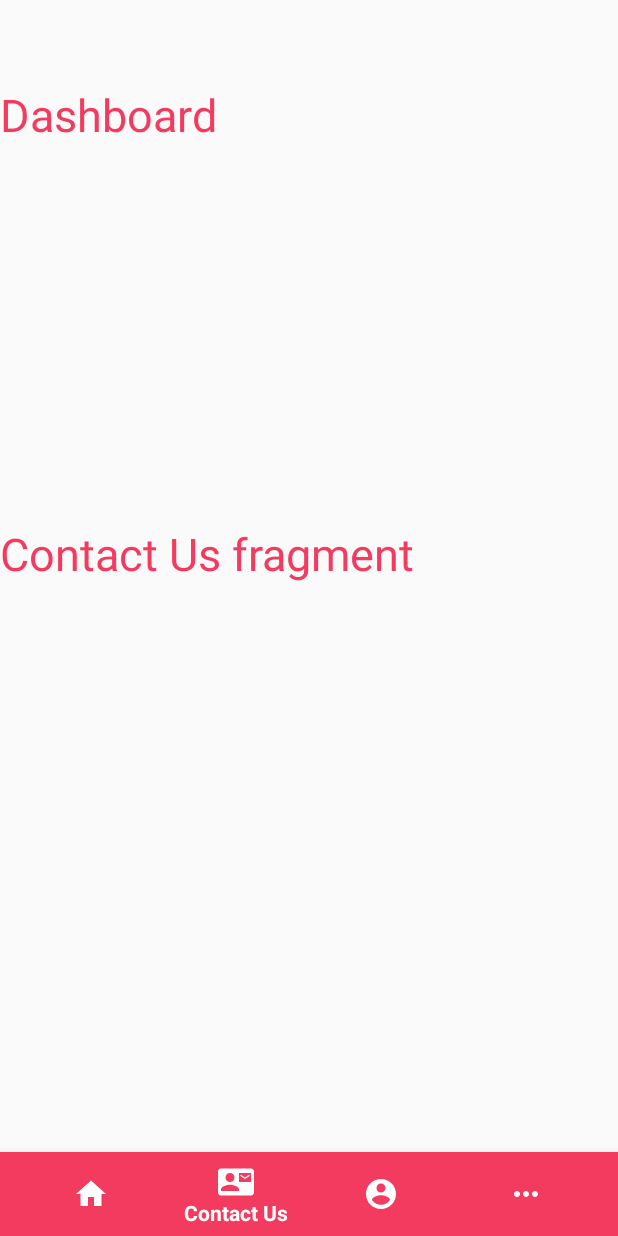
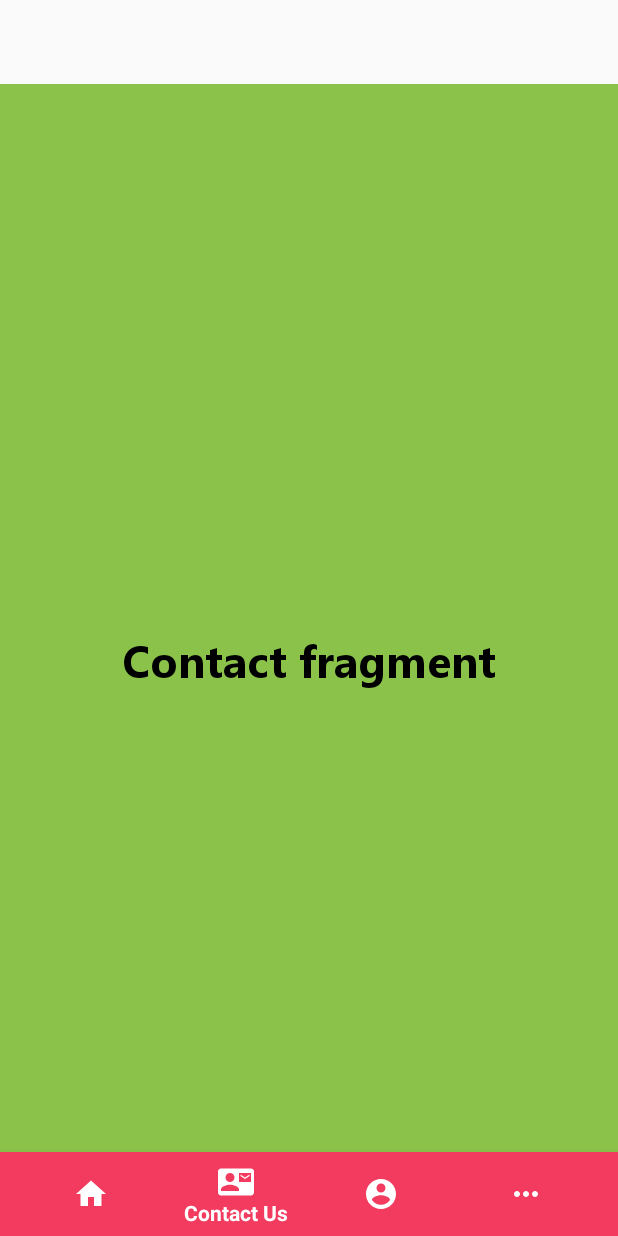
Before and after one commit to Abhi73017/CollegeBuddy, an Android app: the dashboard screen opened directly, with no data from a screen before it, item 2 of the bottom bar chosen, on a phone screen of 412 x 824 dp. Run offline under Robolectric (Android 15) with nearby library versions, the light colour scheme and no system bars; our stand-ins replace navigation-ui.

Commit message:
changed to constraint

```diff
--- a/app/src/main/java/com/example/collegebuddy/dashboard.kt
+++ b/app/src/main/java/com/example/collegebuddy/dashboard.kt
@@ -16,6 +16,13 @@
     override fun onCreate(savedInstanceState: Bundle?) {
         super.onCreate(savedInstanceState)
         setContentView(R.layout.activity_dashboard)
+
+        var fragment:Fragment? = null
+        fragment = fragment_home()
+        val transaction = supportFragmentManager.beginTransaction()
+        transaction.replace(R.id.fragment_container, fragment)
+        transaction.commit()
+
 
         val navigation: BottomNavigationView = findViewById(R.id.nav_view)
         navigation.setOnNavigationItemSelectedListener(this)
--- a/app/src/main/res/layout/activity_dashboard.xml
+++ b/app/src/main/res/layout/activity_dashboard.xml
@@ -9,16 +9,8 @@
     <FrameLayout
         android:id="@+id/fragment_container"
         android:layout_width="match_parent"
-        android:layout_height="match_parent"
-        android:layout_marginBottom="56dp">
+        android:layout_height="match_parent">
 
-        <TextView
-            android:id="@+id/textView7"
-            android:layout_width="wrap_content"
-            android:layout_height="wrap_content"
-            android:text="Dashboard"
-            android:textColor="@color/colorPrimary"
-            android:textSize="30sp" />
     </FrameLayout>
 
     <com.google.android.material.bottomnavigation.BottomNavigationView
--- a/app/src/main/res/layout/fragment_contact_us.xml
+++ b/app/src/main/res/layout/fragment_contact_us.xml
@@ -1,20 +1,24 @@
 <?xml version="1.0" encoding="utf-8"?>
-<RelativeLayout xmlns:android="http://schemas.android.com/apk/res/android"
-    android:layout_width="match_parent" android:layout_height="match_parent"
-    android:orientation="vertical">
+<androidx.constraintlayout.widget.ConstraintLayout xmlns:android="http://schemas.android.com/apk/res/android"
+    xmlns:app="http://schemas.android.com/apk/res-auto"
+    xmlns:tools="http://schemas.android.com/tools"
+    android:layout_width="match_parent"
+    android:layout_height="match_parent">
 
     <TextView
-        android:id="@+id/textView2"
-        android:layout_width="353dp"
-        android:layout_height="93dp"
+        android:id="@+id/text_home"
+        android:layout_width="match_parent"
+        android:layout_height="match_parent"
 
-        android:layout_alignParentStart="true"
-        android:layout_alignParentEnd="true"
-        android:layout_alignParentBottom="true"
-        android:layout_marginStart="0dp"
-        android:layout_marginEnd="58dp"
-        android:layout_marginBottom="326dp"
-        android:text="Contact Us fragment"
-        android:textColor="@color/colorPrimary"
-        android:textSize="30sp" />
-</RelativeLayout>
+        android:background="#8BC34A"
+        android:fontFamily="@font/bold"
+        android:gravity="center"
+        android:text="Contact fragment"
+        android:textAlignment="center"
+        android:textColor="@color/black"
+        android:textSize="30sp"
+        app:layout_constraintBottom_toBottomOf="@+id/nav_view"
+        app:layout_constraintEnd_toEndOf="parent"
+        app:layout_constraintStart_toStartOf="parent"
+        app:layout_constraintTop_toTopOf="parent" />
+</androidx.constraintlayout.widget.ConstraintLayout>
```
Also changed, not shown: app/src/main/res/layout/fragment_home.xml (+11 -11 lines), app/src/main/res/layout/fragment_more.xml (+20 -15 lines), app/src/main/res/layout/fragment_my_account.xml (+20 -15 lines), app/gradle/wrapper/gradle-wrapper.properties (added), 4 other files.
